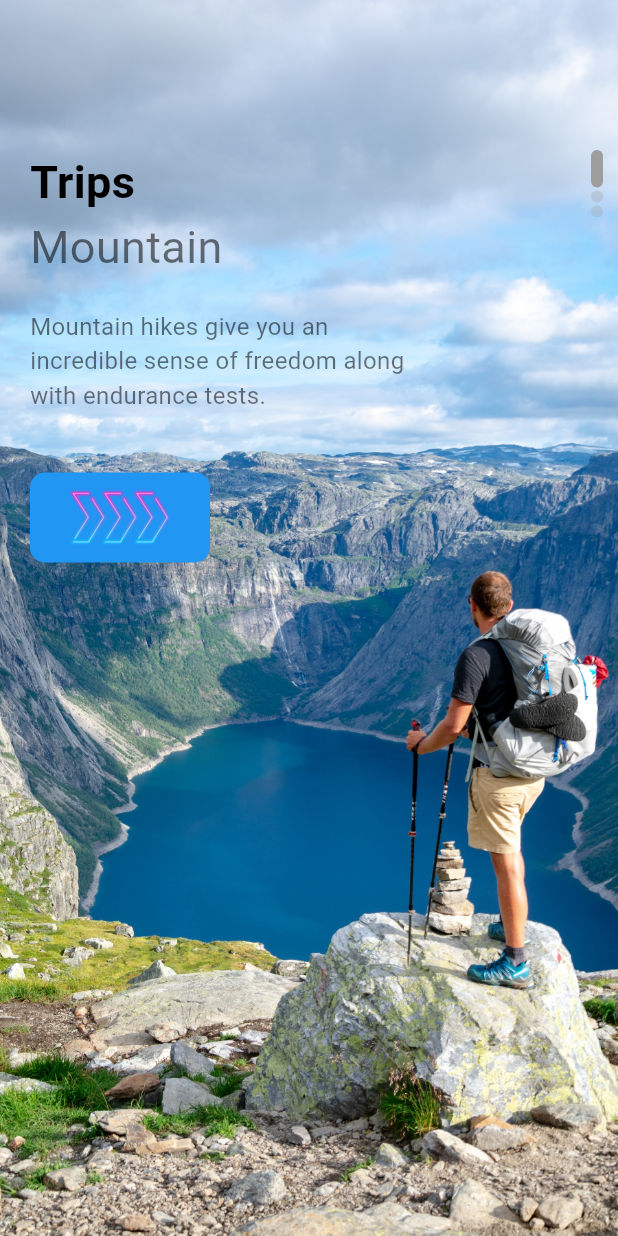
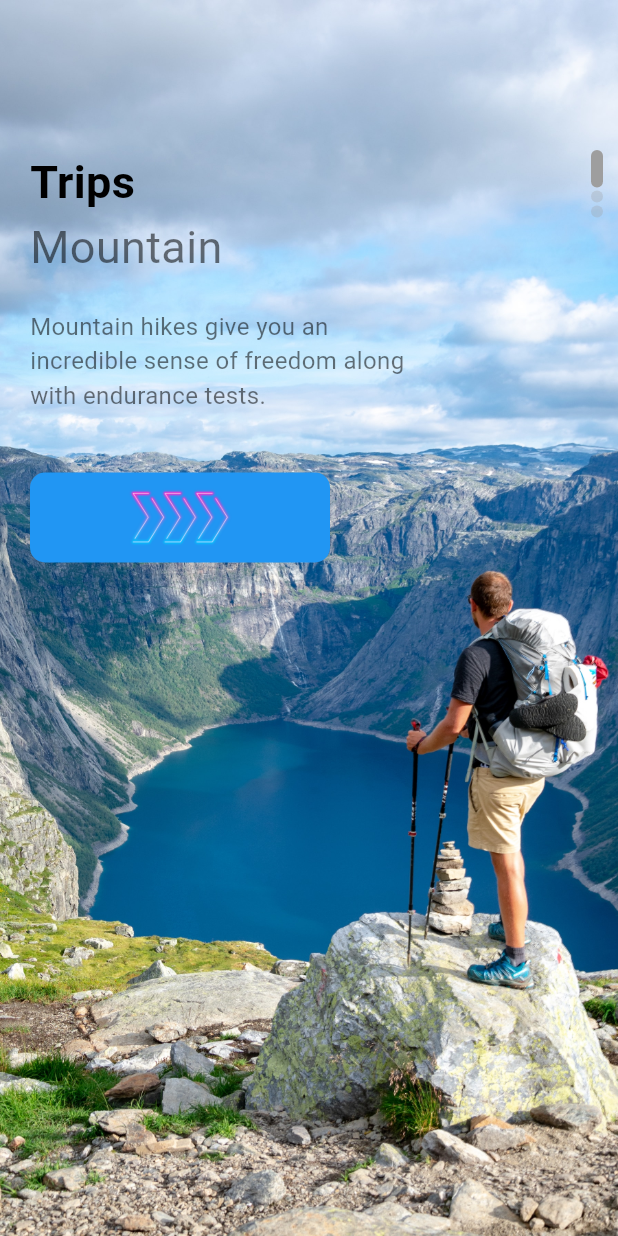
Before and after one commit to ASHAN2021/travel_app, a Flutter app: the Welcomepage screen opened directly, on a phone screen of 412 x 824 dp. Run offline on Flutter 3.47's test engine with Material 3 defaults, Android fonts, the phone set to English and light mode, and no system bars; our stand-ins replace bloc, equatable, flutter_bloc.

Commit message:
more complete app

```diff
--- /dev/null
+++ b/travel_app/lib/cubit/app_cubit_state.dart
@@ -0,0 +1,15 @@
+import 'package:equatable/equatable.dart';
+
+abstract class CubitStates extends Equatable {}
+
+class InitialState extends CubitStates {
+  @override
+  // TODO: implement props
+  List<Object?> get props => [];
+}
+
+class WelcomeState extends CubitStates {
+  @override
+  // TODO: implement props
+  List<Object?> get props => [];
+}
--- /dev/null
+++ b/travel_app/lib/cubit/app_cubits.dart
@@ -0,0 +1,8 @@
+import 'package:bloc/bloc.dart';
+import 'package:travel_app/cubit/app_cubit_state.dart';
+
+class Appcubits extends Cubit<CubitStates> {
+  Appcubits() : super(InitialState()) {
+    emit(WelcomeState());
+  }
+}
--- a/travel_app/lib/pages/welcome_page.dart
+++ b/travel_app/lib/pages/welcome_page.dart
@@ -1,4 +1,5 @@
 import 'package:flutter/material.dart';
+import 'package:travel_app/pages/navpages/main_page.dart';
 import 'package:travel_app/widgets/app_large_text.dart';
 import 'package:travel_app/widgets/app_text.dart';
 import 'package:travel_app/widgets/responsive_button.dart';
@@ -52,8 +53,19 @@ class _WelcomepageState extends State<Welcomepage> {
                         SizedBox(
                           height: 40,
                         ),
-                        Responsivebutton(
-                          width: 120,
+                        GestureDetector(
+                          onTap: () {
+                            Navigator.push(
+                                context,
+                                MaterialPageRoute(
+                                    builder: (context) => Mainpage()));
+                          },
+                          child: Container(
+                            width: 200,
+                            child: Responsivebutton(
+                              width: 120,
+                            ),
+                          ),
                         ),
                       ],
                     ),
--- a/travel_app/pubspec.yaml
+++ b/travel_app/pubspec.yaml
@@ -35,6 +35,10 @@ dependencies:
   # The following adds the Cupertino Icons font to your application.
   # Use with the CupertinoIcons class for iOS style icons.
   cupertino_icons: ^1.0.2
+  bloc:
+  flutter_bloc:
+  equatable:
+  http:
 
 dev_dependencies:
   flutter_test:
```
Also changed, not shown: travel_app/lib/cubit/app_cubit_logics.dart (added, +27 -0 lines), travel_app/lib/main.dart (+8 -1 lines), travel_app/lib/pages/detail_page.dart (+6 -2 lines), travel_app/lib/pages/homepage.dart (+22 -4 lines), travel_app/lib/services/data_services.dart (added, +17 -0 lines), travel_app/pubspec.lock.
